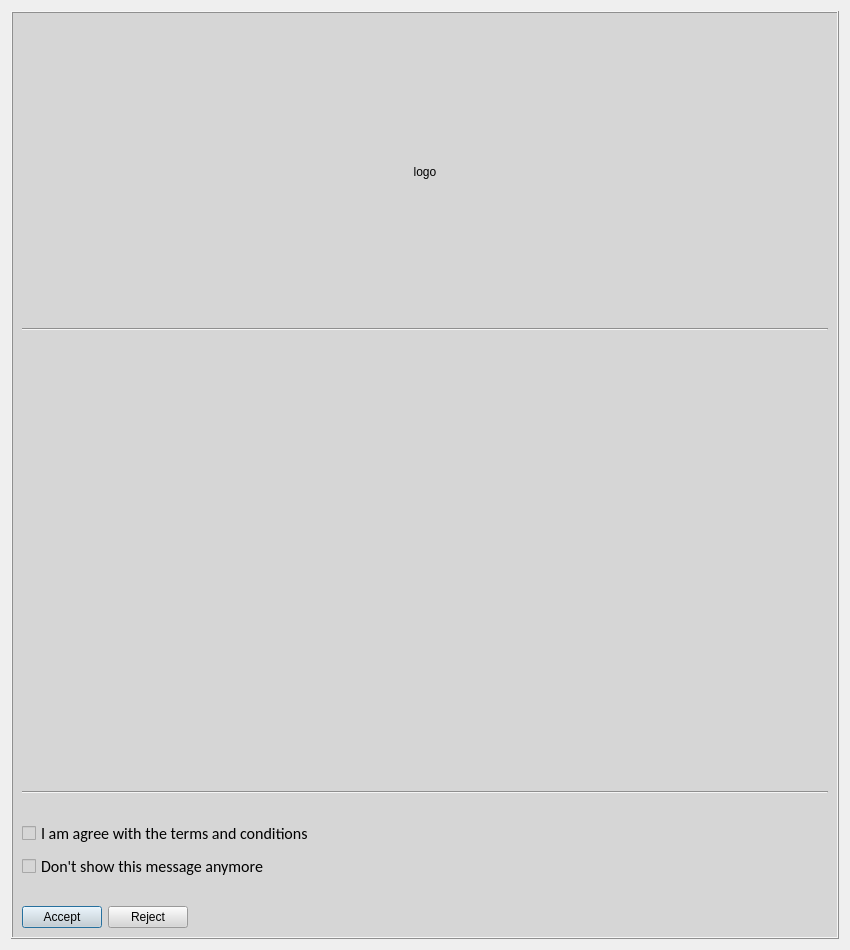
Qt form common/gui/forms/license_window.ui (FedorIvanov37/sv-terminal) before a commit.
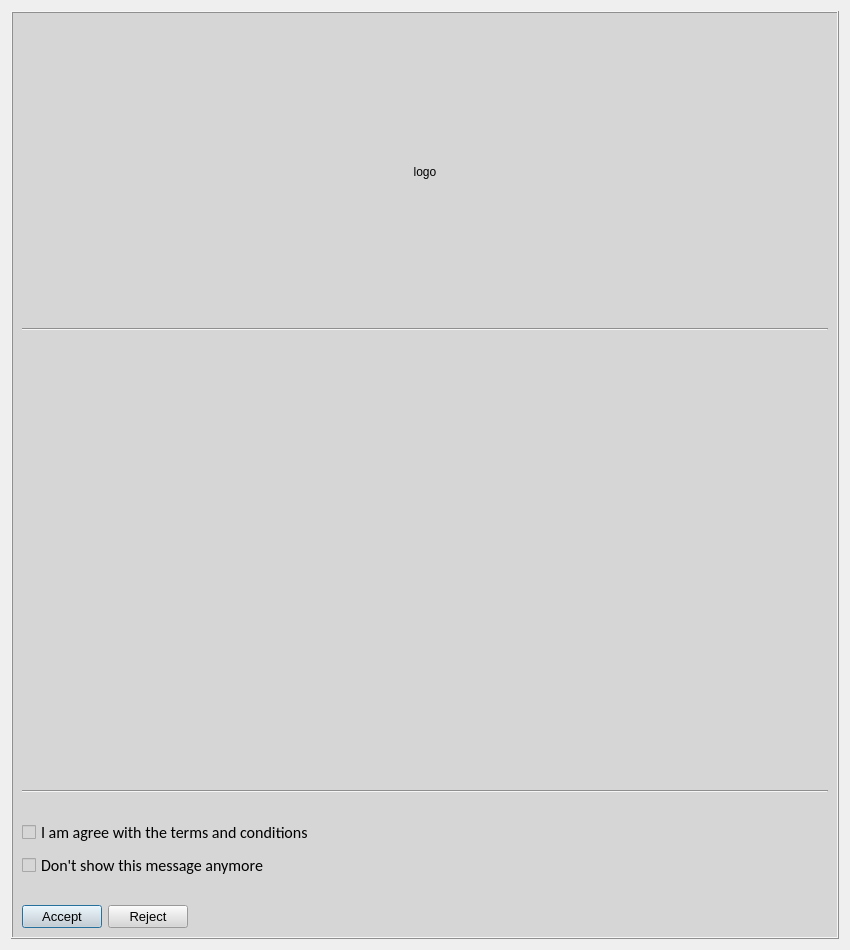
The same form after that commit.

Patch:
```diff
--- a/common/gui/forms/license_window.ui
+++ b/common/gui/forms/license_window.ui
@@ -145,6 +145,11 @@
        <layout class="QHBoxLayout" name="horizontalLayout">
         <item>
          <widget class="QPushButton" name="ButtonAccept">
+          <property name="font">
+           <font>
+            <pointsize>10</pointsize>
+           </font>
+          </property>
           <property name="text">
            <string>Accept</string>
           </property>
@@ -152,6 +157,11 @@
         </item>
         <item>
          <widget class="QPushButton" name="ButtonReject">
+          <property name="font">
+           <font>
+            <pointsize>10</pointsize>
+           </font>
+          </property>
           <property name="text">
            <string>Reject</string>
           </property>
@@ -177,7 +187,7 @@
         <item>
          <widget class="QLabel" name="SpacerLabel_1">
           <property name="text">
-           <string>    </string>
+           <string/>
           </property>
          </widget>
         </item>
@@ -210,7 +220,7 @@
         <item>
          <widget class="QLabel" name="SpacerLabel">
           <property name="text">
-           <string>    </string>
+           <string/>
           </property>
          </widget>
         </item>
```
